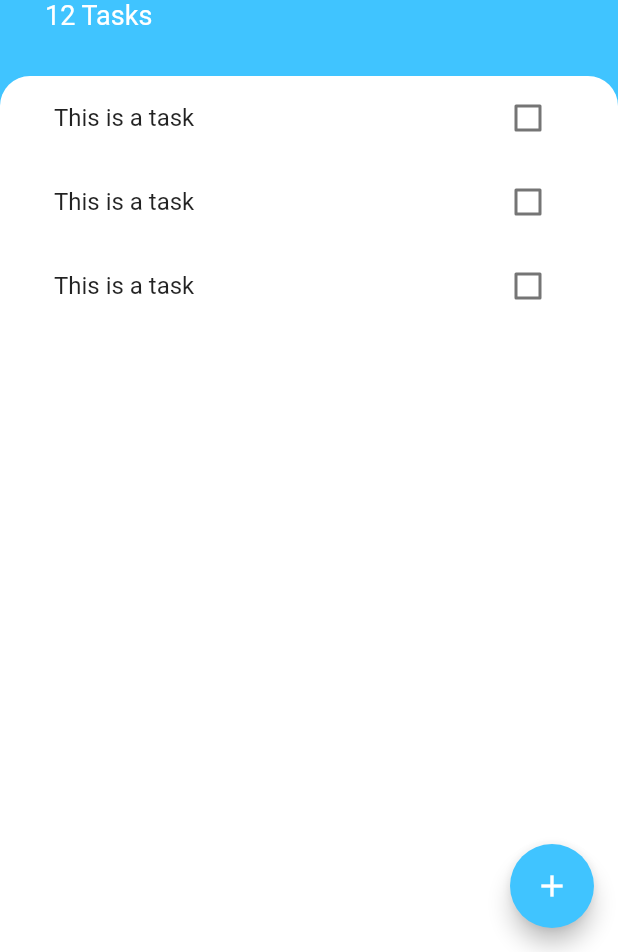
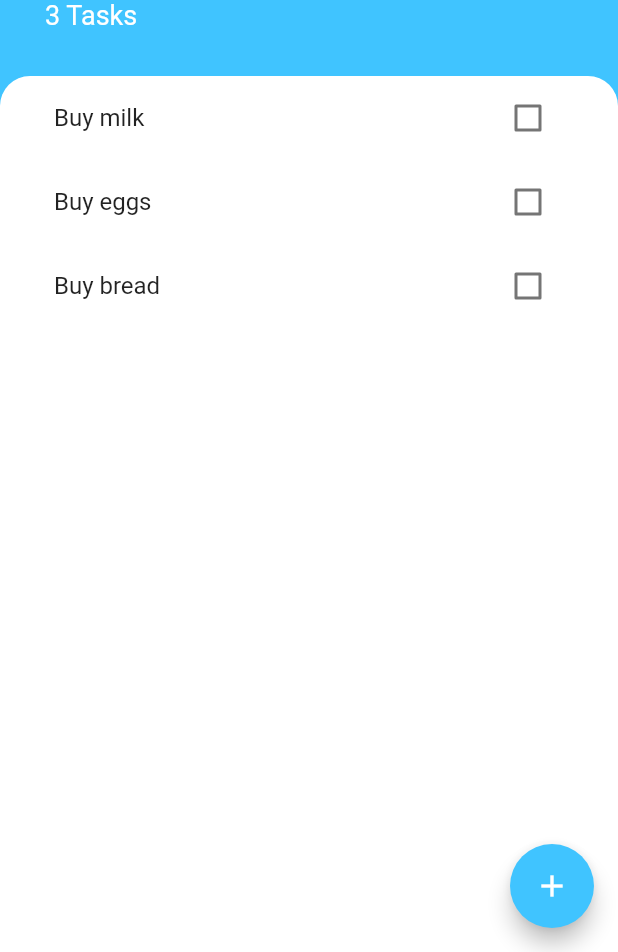
Before and after one commit to grim8020/todoey, a Flutter app: the screen it shows after launch, on a phone screen of 412 x 824 dp, the part 284-1236 px from its top. Run offline on Flutter 3.47's test engine with Material 2 defaults, Android fonts, the phone set to English and light mode, and no system bars.

Commit message:
second commit

```diff
--- a/lib/main.dart
+++ b/lib/main.dart
@@ -1,5 +1,6 @@
 import 'package:flutter/material.dart';
 import 'screens/tasks_screen.dart';
+import 'package:provider/provider.dart';
 
 void main() {
   runApp(MyApp());
--- /dev/null
+++ b/lib/models/task.dart
@@ -0,0 +1,10 @@
+class Task {
+  final String name;
+  bool isDone;
+
+  Task({required this.name, this.isDone = false});
+
+  void toggleDone() {
+    isDone = !isDone;
+  }
+}
--- a/lib/screens/add_task_screen.dart
+++ b/lib/screens/add_task_screen.dart
@@ -2,11 +2,24 @@ import 'package:flutter/material.dart';
 import 'package:flutter/services.dart';
 
 class AddTaskScreen extends StatelessWidget {
+  final Function addTaskCallback;
+
+  AddTaskScreen(this.addTaskCallback);
+
   @override
   Widget build(BuildContext context) {
+    late String newTaskTitle;
+
     return Container(
       color: Color(0xff757575),
       child: Container(
+        decoration: BoxDecoration(
+          color: Colors.white,
+          borderRadius: BorderRadius.only(
+            topLeft: Radius.circular(20),
+            topRight: Radius.circular(20),
+          ),
+        ),
         child: Padding(
           padding: EdgeInsets.symmetric(horizontal: 20, vertical: 40),
           child:
@@ -20,8 +33,11 @@ class AddTaskScreen extends StatelessWidget {
                   color: Colors.lightBlueAccent),
             ),
             TextField(
+              autofocus: true,
               textAlign: TextAlign.center,
-              autofocus: true,
+              onChanged: (newText) {
+                newTaskTitle = newText;
+              },
             ),
             SizedBox(height: 15),
             Padding(
@@ -29,6 +45,7 @@ class AddTaskScreen extends StatelessWidget {
               child: ElevatedButton(
                 onPressed: () {
                   //add task to the list
+                  addTaskCallback(newTaskTitle);
                 },
                 style: ButtonStyle(
                   foregroundColor: MaterialStateProperty.all(Colors.white),
@@ -46,13 +63,6 @@ class AddTaskScreen extends StatelessWidget {
             ),
           ]),
         ),
-        decoration: BoxDecoration(
-          color: Colors.white,
-          borderRadius: BorderRadius.only(
-            topLeft: Radius.circular(20),
-            topRight: Radius.circular(20),
-          ),
-        ),
       ),
     );
   }
--- a/lib/screens/tasks_screen.dart
+++ b/lib/screens/tasks_screen.dart
@@ -2,8 +2,20 @@ import 'dart:ui';
 import 'package:flutter/material.dart';
 import 'package:todoey_flutter/widgets/tasks_list.dart';
 import 'package:todoey_flutter/screens/add_task_screen.dart';
+import 'package:todoey_flutter/models/task.dart';
 
-class TasksScreen extends StatelessWidget {
+class TasksScreen extends StatefulWidget {
+  @override
+  State<TasksScreen> createState() => _TasksScreenState();
+}
+
+class _TasksScreenState extends State<TasksScreen> {
+  List<Task> tasks = [
+    Task(name: 'Buy milk'),
+    Task(name: 'Buy eggs'),
+    Task(name: 'Buy bread'),
+  ];
+
   @override
   Widget build(BuildContext context) {
     return Scaffold(
@@ -19,7 +31,12 @@ class TasksScreen extends StatelessWidget {
               child: Container(
                 padding: EdgeInsets.only(
                     bottom: MediaQuery.of(context).viewInsets.bottom),
-                child: AddTaskScreen(),
+                child: AddTaskScreen((newTaskTitle) {
+                  setState(() {
+                    tasks.add(Task(name: newTaskTitle));
+                  });
+                  Navigator.pop(context);
+                }),
               ),
             ),
           );
@@ -55,7 +72,7 @@ class TasksScreen extends StatelessWidget {
                       fontWeight: FontWeight.w600),
                 ),
                 Text(
-                  '12 Tasks',
+                  '${tasks.length} Tasks',
                   style: TextStyle(color: Colors.white, fontSize: 18),
                 ),
               ],
@@ -71,7 +88,7 @@ class TasksScreen extends StatelessWidget {
                   topRight: Radius.circular(20),
                 ),
               ),
-              child: TasksList(),
+              child: TasksList(tasks),
             ),
           ),
         ],
--- a/lib/widgets/task_tile.dart
+++ b/lib/widgets/task_tile.dart
@@ -1,47 +1,30 @@
 import 'package:flutter/material.dart';
 
-class TaskTile extends StatefulWidget {
-  @override
-  State<TaskTile> createState() => _TaskTileState();
-}
+class TaskTile extends StatelessWidget {
+  final bool isChecked;
+  final String taskTitle;
+  final Function checkboxCallBack;
 
-class _TaskTileState extends State<TaskTile> {
-  bool isChecked = false;
+  TaskTile(
+      {required this.isChecked,
+      required this.taskTitle,
+      required this.checkboxCallBack});
 
   @override
   Widget build(BuildContext context) {
     return ListTile(
-      title: Text(
-        'This is a task',
-        style: TextStyle(
-          decoration: isChecked ? TextDecoration.lineThrough : null,
+        title: Text(
+          taskTitle,
+          style: TextStyle(
+            decoration: isChecked ? TextDecoration.lineThrough : null,
+          ),
         ),
-      ),
-      trailing: TaskCheckbox(
-        checkboxState: isChecked,
-        toggleCheckboxState: (bool? checkboxState) {
-          setState(() {
-            isChecked = checkboxState ?? true;
-          });
-        },
-      ),
-    );
+        trailing: Checkbox(
+          activeColor: Colors.lightBlueAccent,
+          value: isChecked,
+          onChanged: (newValue) {
+            checkboxCallBack(newValue);
+          },
+        ));
   }
 }
-
-class TaskCheckbox extends StatelessWidget {
-  final bool checkboxState;
-  final void Function(bool?) toggleCheckboxState;
-
-  TaskCheckbox(
-      {required this.checkboxState, required this.toggleCheckboxState});
-
-  @override
-  Widget build(BuildContext context) {
-    return Checkbox(
-      activeColor: Colors.lightBlueAccent,
-      value: checkboxState,
-      onChanged: toggleCheckboxState,
-    );
-  }
-}
--- a/lib/widgets/tasks_list.dart
+++ b/lib/widgets/tasks_list.dart
@@ -1,15 +1,37 @@
 import 'package:flutter/material.dart';
+import 'package:todoey_flutter/models/task.dart';
 import 'task_tile.dart';
 
-class TasksList extends StatelessWidget {
+class TasksList extends StatefulWidget {
+  final List<Task> tasks;
+
+  TasksList(this.tasks);
+
+  @override
+  State<TasksList> createState() => _TasksListState();
+}
+
+class _TasksListState extends State<TasksList> {
   @override
   Widget build(BuildContext context) {
-    return ListView(
-      children: [
-        TaskTile(),
-        TaskTile(),
-        TaskTile(),
-      ],
+    return ListView.builder(
+      itemBuilder: (context, index) {
+        return TaskTile(
+            taskTitle: widget.tasks[index].name,
+            isChecked: widget.tasks[index].isDone,
+            checkboxCallBack: (checkboxState) {
+              setState(() {
+                widget.tasks[index].toggleDone();
+              });
+            });
+      },
+      itemCount: widget.tasks.length,
     );
+    //   children: [
+    //     TaskTile(taskTitle: tasks[0].name, isChecked: tasks[0].isDone),
+    //     TaskTile(taskTitle: tasks[1].name, isChecked: tasks[1].isDone),
+    //     TaskTile(taskTitle: tasks[2].name, isChecked: tasks[2].isDone),
+    //   ],
+    // );
   }
 }
--- a/pubspec.yaml
+++ b/pubspec.yaml
@@ -35,6 +35,7 @@ dependencies:
   # The following adds the Cupertino Icons font to your application.
   # Use with the CupertinoIcons class for iOS style icons.
   cupertino_icons: ^1.0.2
+  provider: ^6.0.5
 
 dev_dependencies:
   flutter_test:
```
Also changed, not shown: lib/models/task_data.dart (added), pubspec.lock.
